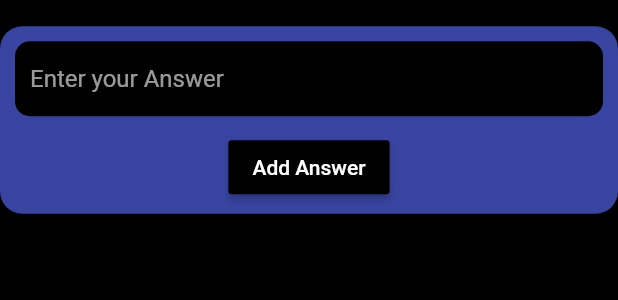
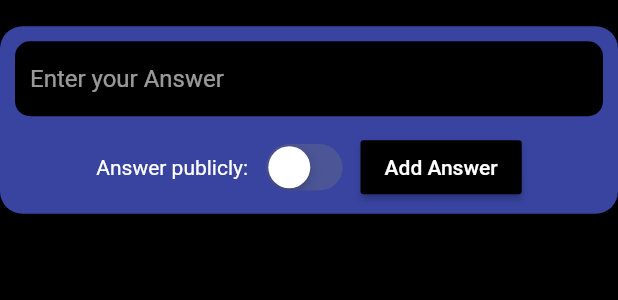
Before and after one commit to rudratejC/UnDoubt, a Flutter app: the BottomSheetWidget widget shown alone on an empty page, opened directly, after a tap on "Add Answer", on a phone screen of 412 x 824 dp. Shown: the top 300 px of the screen. Run offline on Flutter 3.47's test engine with Material 2 defaults, Android fonts, the phone set to English and light mode, and no system bars; our stand-ins replace cloud_firestore, firebase_auth, firebase_core, google_sign_in, random_string, shared_preferences; accounts and stored records are empty.

Commit message:
Adding answers publicly implemented

```diff
--- a/lib/screens/bottom_sheet_ans.dart
+++ b/lib/screens/bottom_sheet_ans.dart
@@ -1,8 +1,10 @@
+import 'package:flutter/cupertino.dart';
 import 'package:flutter/material.dart';
 import 'package:undoubt/services/database.dart';
 
 TextEditingController ansText = new TextEditingController();
 String doubtId, classCode;
+bool _switchValue = false;
 
 class BottomSheetWidget extends StatefulWidget {
   //const BottomSheetWidget({Key key}) : super(key: key);
@@ -29,11 +31,36 @@ class _BottomSheetWidgetState extends State<BottomSheetWidget> {
           Container(
             height: 125,
             decoration: BoxDecoration(
-                color:  Color.fromRGBO(56, 68, 160, 1),
-                borderRadius: BorderRadius.circular(15),
+              color: Color.fromRGBO(56, 68, 160, 1),
+              borderRadius: BorderRadius.circular(15),
+            ),
+            child: Column(
+              children: <Widget>[
+                DecoratedTextField(),
+                Row(
+                  children: [
+                    Spacer(),
+                    Text("Answer publicly:"),
+                    SizedBox(
+                      width: 8,
+                    ),
+                    CupertinoSwitch(
+                      activeColor: Colors.lightGreen[400].withOpacity(0.8),
+                      value: _switchValue,
+                      onChanged: (value) {
+                        setState(() {
+                          _switchValue = value;
+                        });
+                      },
+                    ),
+                    SizedBox(
+                      width: 8,
+                    ),
+                    SheetButton(),
+                    Spacer(),
+                  ],
                 ),
-            child: Column(
-              children: <Widget>[DecoratedTextField(), SheetButton()],
+              ],
             ),
           )
         ],
@@ -75,10 +102,11 @@ class _SheetButtonState extends State<SheetButton> {
       color: Colors.black,
       onPressed: () async {
         print("this is classcode $doubtId");
-        if(ansText.text!=""){
-          DatabaseMethods().addAns(classCode, doubtId, ansText.text);
-        ansText.clear();
-        Navigator.pop(context);
+        if (ansText.text != "") {
+          DatabaseMethods()
+              .addAns(classCode, doubtId, ansText.text, _switchValue);
+          ansText.clear();
+          Navigator.pop(context);
         }
       },
       child: Text(
```
Also changed, not shown: lib/screens/answer_screen.dart (+8 -3 lines), lib/services/database.dart (+6 -2 lines).
